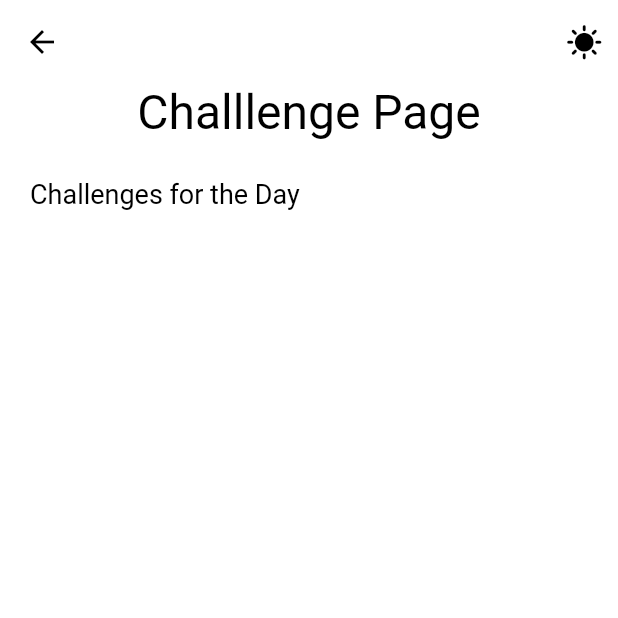
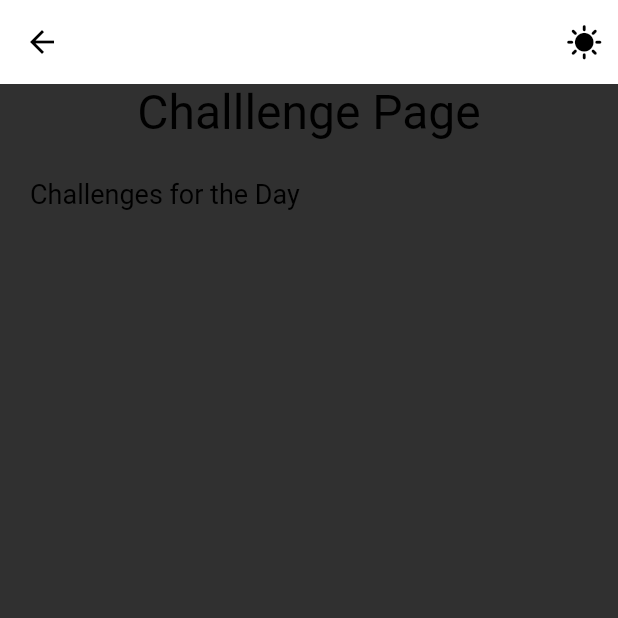
Before and after one commit to Tyreseexe/flutter_testing, a Flutter app: the ChallengPage screen opened directly, after a tap on the "dark mode" icon, on a phone screen of 412 x 824 dp, the top half of it. Run offline on Flutter 3.47's test engine with Material 2 defaults, Android fonts, the phone set to English and light mode, and no system bars; our stand-ins replace get, get_storage; accounts and stored records are empty.

Commit message:
dark mode and ligth mode working

```diff
--- a/lib/homepage/home_page.dart
+++ b/lib/homepage/home_page.dart
@@ -44,7 +44,6 @@ class _HomePageState extends State<HomePage> {
   @override
   Widget build(BuildContext context) {
     return Scaffold(
-      backgroundColor: Colors.white,
       body: Column(
         children: [
           Center(
--- a/lib/main.dart
+++ b/lib/main.dart
@@ -5,7 +5,7 @@ import 'package:flutter_testing/themes/theme_service.dart';
 import 'package:get/get.dart';
 
 void main() {
-  // WidgetsBinding.instance.initInstances();
+  WidgetsFlutterBinding.ensureInitialized();
 
   runApp(const MyApp());
 }
@@ -20,6 +20,7 @@ class MyApp extends StatelessWidget {
       title: 'Flutter Demo',
       theme: Themes.light,
       darkTheme: Themes.dark,
+      // themeMode: ThemeService().theme,
       themeMode: ThemeService().theme,
       home: const HomePage(),
     );
--- a/lib/pages/challenge_page.dart
+++ b/lib/pages/challenge_page.dart
@@ -1,5 +1,4 @@
 import 'package:flutter/material.dart';
-import 'package:flutter_testing/homepage/home_page.dart';
 import 'package:flutter_testing/themes/theme_service.dart';
 import 'package:get/get.dart';
 
@@ -14,7 +13,6 @@ class _ChallengPageState extends State<ChallengPage> {
   @override
   Widget build(BuildContext context) {
     return Scaffold(
-      backgroundColor: Colors.white,
       appBar: _appBar(),
       body: const Column(
         children: [
@@ -66,10 +64,8 @@ class _ChallengPageState extends State<ChallengPage> {
           onTap: () {
             //Verander na dark mode
             //Hierdie code gaan ons later in die settings page bere
-
-            setState(() {
-              ThemeService().switchTheme();
-            });
+            ThemeService().switchTheme();
+            setState(() {});
           },
           //As DarkMode aan is dan wys sunny as nie wys Darkmode_rounded
           child: Get.isDarkMode
--- a/lib/pages/completed_page.dart
+++ b/lib/pages/completed_page.dart
@@ -12,7 +12,6 @@ class _CompletedPageState extends State<CompletedPage> {
   @override
   Widget build(BuildContext context) {
     return Scaffold(
-      backgroundColor: Colors.white,
       appBar: _appBar(),
       body: Column(
         children: [
```
